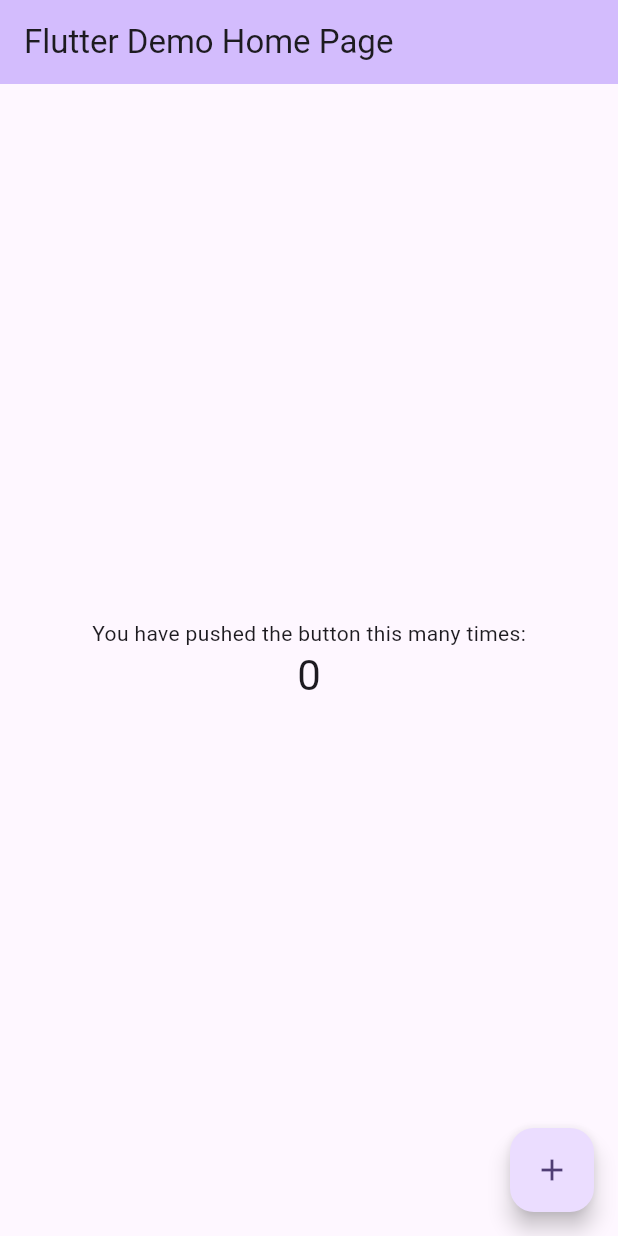
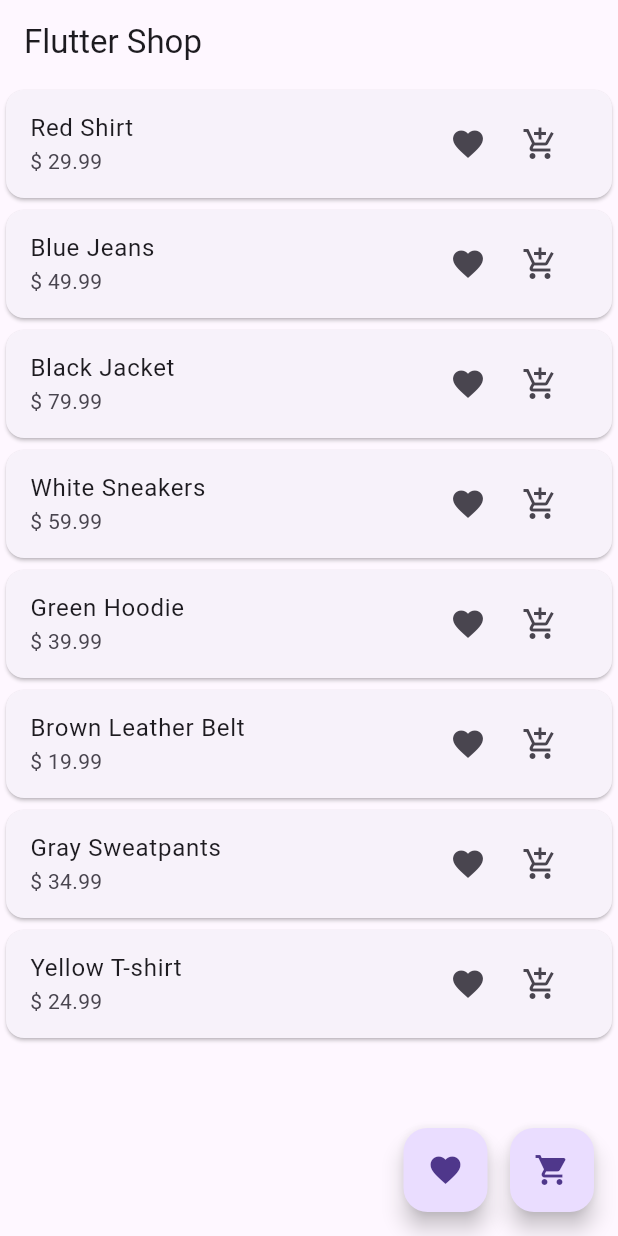
Before and after one commit to GANIDU2413/practice_state_management, a Flutter app: the screen it shows after launch, on a phone screen of 412 x 824 dp. Run offline on Flutter 3.47's test engine with Material 3 defaults, Android fonts, the phone set to English and light mode, and no system bars.

Commit message:
create new pages and update products_page.dart

```diff
--- /dev/null
+++ b/lib/data/product_data.dart
@@ -0,0 +1,14 @@
+import 'package:begin_statemanagement/models/product_model.dart';
+
+class ProductData{
+  final List<Product> products = [
+    Product(id: 'p1', title: 'Red Shirt', price: 29.99),
+    Product(id: 'p2', title: 'Blue Jeans', price: 49.99),
+    Product(id: 'p3', title: 'Black Jacket', price: 79.99),
+    Product(id: 'p4', title: 'White Sneakers', price: 59.99),
+    Product(id: 'p5', title: 'Green Hoodie', price: 39.99),
+    Product(id: 'p6', title: 'Brown Leather Belt', price: 19.99),
+    Product(id: 'p7', title: 'Gray Sweatpants', price: 34.99),
+    Product(id: 'p8', title: 'Yellow T-shirt', price: 24.99),
+  ];
+}
--- a/lib/main.dart
+++ b/lib/main.dart
@@ -1,125 +1,19 @@
+import 'package:begin_statemanagement/pages/products_page.dart';
 import 'package:flutter/material.dart';
 
-void main() {
-  runApp(const MyApp());
+void main(){
+  runApp(MyApp());
+
+
 }
 
 class MyApp extends StatelessWidget {
   const MyApp({super.key});
 
-  // This widget is the root of your application.
   @override
   Widget build(BuildContext context) {
-    return MaterialApp(
-      title: 'Flutter Demo',
-      theme: ThemeData(
-        // This is the theme of your application.
-        //
-        // TRY THIS: Try running your application with "flutter run". You'll see
-        // the application has a purple toolbar. Then, without quitting the app,
-        // try changing the seedColor in the colorScheme below to Colors.green
-        // and then invoke "hot reload" (save your changes or press the "hot
-        // reload" button in a Flutter-supported IDE, or press "r" if you used
-        // the command line to start the app).
-        //
-        // Notice that the counter didn't reset back to zero; the application
-        // state is not lost during the reload. To reset the state, use hot
-        // restart instead.
-        //
-        // This works for code too, not just values: Most code changes can be
-        // tested with just a hot reload.
-        colorScheme: ColorScheme.fromSeed(seedColor: Colors.deepPurple),
-        useMaterial3: true,
-      ),
-      home: const MyHomePage(title: 'Flutter Demo Home Page'),
+    return const MaterialApp(
+        home: ProductsPage(),
     );
   }
 }
-
-class MyHomePage extends StatefulWidget {
-  const MyHomePage({super.key, required this.title});
-
-  // This widget is the home page of your application. It is stateful, meaning
-  // that it has a State object (defined below) that contains fields that affect
-  // how it looks.
-
-  // This class is the configuration for the state. It holds the values (in this
-  // case the title) provided by the parent (in this case the App widget) and
-  // used by the build method of the State. Fields in a Widget subclass are
-  // always marked "final".
-
-  final String title;
-
-  @override
-  State<MyHomePage> createState() => _MyHomePageState();
-}
-
-class _MyHomePageState extends State<MyHomePage> {
-  int _counter = 0;
-
-  void _incrementCounter() {
-    setState(() {
-      // This call to setState tells the Flutter framework that something has
-      // changed in this State, which causes it to rerun the build method below
-      // so that the display can reflect the updated values. If we changed
-      // _counter without calling setState(), then the build method would not be
-      // called again, and so nothing would appear to happen.
-      _counter++;
-    });
-  }
-
-  @override
-  Widget build(BuildContext context) {
-    // This method is rerun every time setState is called, for instance as done
-    // by the _incrementCounter method above.
-    //
-    // The Flutter framework has been optimized to make rerunning build methods
-    // fast, so that you can just rebuild anything that needs updating rather
-    // than having to individually change instances of widgets.
-    return Scaffold(
-      appBar: AppBar(
-        // TRY THIS: Try changing the color here to a specific color (to
-        // Colors.amber, perhaps?) and trigger a hot reload to see the AppBar
-        // change color while the other colors stay the same.
-        backgroundColor: Theme.of(context).colorScheme.inversePrimary,
-        // Here we take the value from the MyHomePage object that was created by
-        // the App.build method, and use it to set our appbar title.
-        title: Text(widget.title),
-      ),
-      body: Center(
-        // Center is a layout widget. It takes a single child and positions it
-        // in the middle of the parent.
-        child: Column(
-          // Column is also a layout widget. It takes a list of children and
-          // arranges them vertically. By default, it sizes itself to fit its
-          // children horizontally, and tries to be as tall as its parent.
-          //
-          // Column has various properties to control how it sizes itself and
-          // how it positions its children. Here we use mainAxisAlignment to
-          // center the children vertically; the main axis here is the vertical
-          // axis because Columns are vertical (the cross axis would be
-          // horizontal).
-          //
-          // TRY THIS: Invoke "debug painting" (choose the "Toggle Debug Paint"
-          // action in the IDE, or press "p" in the console), to see the
-          // wireframe for each widget.
-          mainAxisAlignment: MainAxisAlignment.center,
-          children: <Widget>[
-            const Text(
-              'You have pushed the button this many times:',
-            ),
-            Text(
-              '$_counter',
-              style: Theme.of(context).textTheme.headlineMedium,
-            ),
-          ],
-        ),
-      ),
-      floatingActionButton: FloatingActionButton(
-        onPressed: _incrementCounter,
-        tooltip: 'Increment',
-        child: const Icon(Icons.add),
-      ), // This trailing comma makes auto-formatting nicer for build methods.
-    );
-  }
-}
--- /dev/null
+++ b/lib/models/product_model.dart
@@ -0,0 +1,7 @@
+class Product {
+  final String id;
+  final String title;
+  final double price;
+
+  Product({required this.id, required this.title, required this.price});
+}
--- /dev/null
+++ b/lib/pages/cart_page.dart
@@ -0,0 +1,15 @@
+import 'package:flutter/material.dart';
+
+class CartPage extends StatelessWidget {
+  const CartPage({super.key});
+
+  @override
+  Widget build(BuildContext context) {
+    return Scaffold(
+      appBar: AppBar(
+        title: Text('Cart Page'),
+      ),
+
+    );
+  }
+}
--- /dev/null
+++ b/lib/pages/favorite_page.dart
@@ -0,0 +1,16 @@
+import 'package:flutter/material.dart';
+
+class FavoritePage extends StatelessWidget {
+  const FavoritePage({super.key});
+
+  @override
+  Widget build(BuildContext context) {
+    return Scaffold(
+      appBar: AppBar(
+        title: Text('Favorite Page'),
+      ),
+
+
+    );
+  }
+}
--- /dev/null
+++ b/lib/pages/products_page.dart
@@ -0,0 +1,76 @@
+import 'package:begin_statemanagement/data/product_data.dart';
+import 'package:begin_statemanagement/models/product_model.dart';
+import 'package:begin_statemanagement/pages/cart_page.dart';
+import 'package:begin_statemanagement/pages/favorite_page.dart';
+import 'package:flutter/material.dart';
+
+class ProductsPage extends StatelessWidget {
+  const ProductsPage({super.key});
+
+  @override
+  Widget build(BuildContext context) {
+    final List<Product> products = ProductData().products;
+
+    return Scaffold(
+      appBar: AppBar(
+        title: Text('Flutter Shop'),
+      ),
+      floatingActionButton: Row(
+        mainAxisAlignment: MainAxisAlignment.end,
+        children: [
+          FloatingActionButton(
+            onPressed: () {
+              Navigator.push(
+                context,
+                MaterialPageRoute(
+                  builder: (context) => FavoritePage(),
+                ),
+              );
+            },
+            heroTag: "favorite_btn",
+            child: Icon(Icons.favorite),
+          ),
+          SizedBox(
+            width: 15,
+          ),
+          FloatingActionButton(
+            onPressed: () {
+              Navigator.push(
+                context,
+                MaterialPageRoute(
+                  builder: (context) => CartPage(),
+                ),
+              );
+            },
+            heroTag: "cart_btn",
+            child: Icon(Icons.shopping_cart),
+          ),
+        ],
+      ),
+      body: ListView.builder(
+        itemCount: products.length,
+        itemBuilder: (context, index) {
+          final Product product = products[index];
+          return Card(
+            child: ListTile(
+              title: Row(
+                children: [
+                  Text(product.title),
+                ],
+              ),
+              subtitle: Text('\$ ${product.price.toString()}'),
+              trailing: Row(
+                mainAxisSize: MainAxisSize.min,
+                children: [
+                  IconButton(onPressed: () {}, icon: Icon(Icons.favorite)),
+                  IconButton(
+                      onPressed: () {}, icon: Icon(Icons.add_shopping_cart)),
+                ],
+              ),
+            ),
+          );
+        },
+      ),
+    );
+  }
+}
--- a/pubspec.yaml
+++ b/pubspec.yaml
@@ -34,6 +34,7 @@ dependencies:
   # The following adds the Cupertino Icons font to your application.
   # Use with the CupertinoIcons class for iOS style icons.
   cupertino_icons: ^1.0.8
+  provider: ^6.1.2
 
 dev_dependencies:
   flutter_test:
```
Also changed, not shown: lib/providers/cart_provider.dart (added), pubspec.lock.
